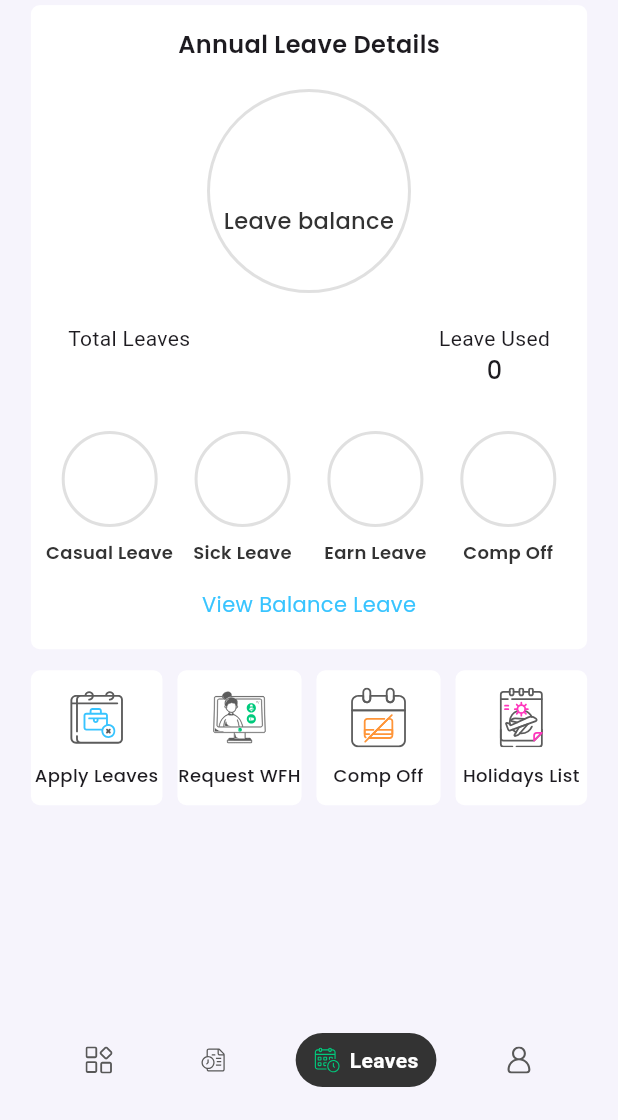
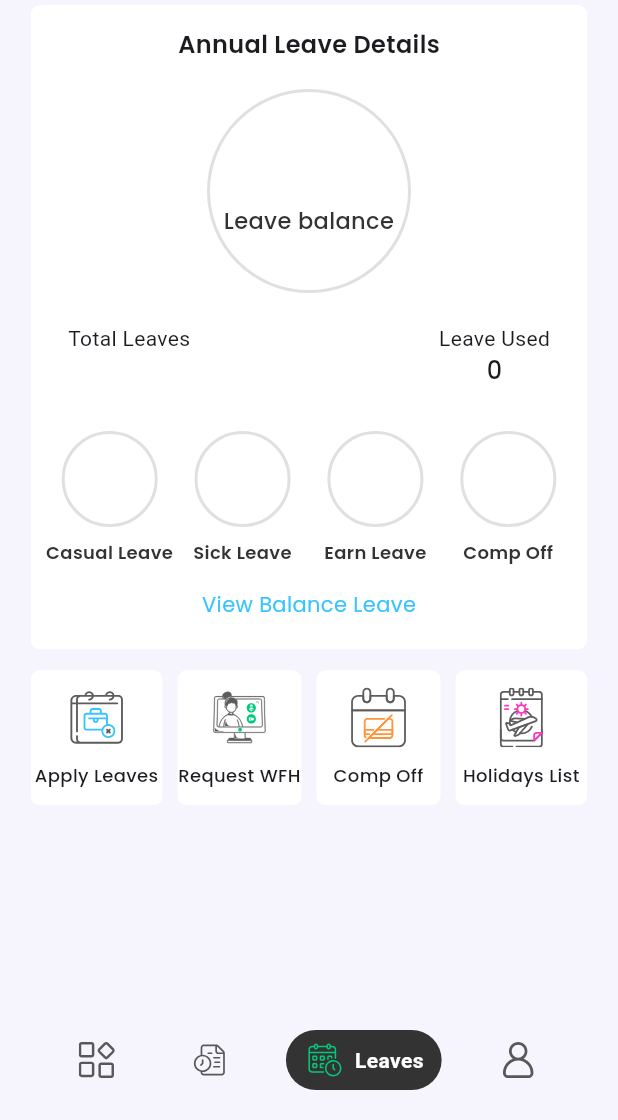
Before and after one commit to CloudCentricPvt/Time_Log, a Flutter app: the HomeScreen screen opened by its route, item 3 of the bottom bar chosen, on a phone screen of 412 x 824 dp, the part 116-1236 px from its top. Run offline on Flutter 3.47's test engine with Material 3 defaults, Android fonts, the phone set to English and light mode, and no system bars; drawn by our look-alikes of percent_indicator; our stand-ins replace connectivity_plus, dropdown_search, firebase_messaging, fl_chart, flutter_svg, get and 6 more; missing offline and left inert: app_settings, dart:ffi, material_dialogs; accounts and stored records are empty; network calls fail.

```diff
--- a/lib/utils/constants/k_drawer_menu.dart
+++ b/lib/utils/constants/k_drawer_menu.dart
@@ -265,7 +265,6 @@ class _CustomDrawerMenuState extends State<CustomDrawerMenu> {
                                           context,
                                           'assets/icons/dash_board.svg',
                                           'Dashboard',
-
                                           0),
                                       _buildMenuItem(
                                           context,
@@ -464,13 +463,13 @@ class _CustomDrawerMenuState extends State<CustomDrawerMenu> {
       onTap: () {
         Navigator.pop(context);
         widget.onMenuTap(index);
-        // Future.delayed(const Duration(milliseconds: 100), () {
-        //   Navigator.pushReplacementNamed(
-        //     context,
-        //     '/home_screen',
-        //     arguments: index,
-        //   );
-        // });
+        Future.delayed(const Duration(milliseconds: 100), () {
+          Navigator.pushReplacementNamed(
+            context,
+            '/home_screen',
+            arguments: index,
+          );
+        });
 
       },
     );
--- a/lib/views/home/home_screen.dart
+++ b/lib/views/home/home_screen.dart
@@ -119,11 +119,11 @@ class _HomeScreenState extends State<HomeScreen> {
                           _buildNavItem(
                             SvgPicture.asset(
                               KAssets.homeIcon,
-                              width: 18,
-                              height: 18,
+                              width: 24,
+                              height: 24,
                               color: _selectedIndex == 0
                                   ? KColors.appPrimary
-                                  : KColors.textColor,
+                                  : KColors.textColor ,
                             ),
                             "Dashboard",
                             0,
@@ -131,8 +131,8 @@ class _HomeScreenState extends State<HomeScreen> {
                           _buildNavItem(
                             SvgPicture.asset(
                               KAssets.timeLoge,
-                              width: 18,
-                              height: 18,
+                              width: 28,
+                              height: 28,
                               color: _selectedIndex == 1
                                   ? KColors.orangeColor
                                   : KColors.textColor,
@@ -143,11 +143,11 @@ class _HomeScreenState extends State<HomeScreen> {
                           _buildNavItem(
                             SvgPicture.asset(
                               KAssets.leaveIcon,
-                              width: 18,
-                              height: 18,
+                              width: 28,
+                              height: 28,
                               color: _selectedIndex == 2
                                   ? KColors.greenColor
-                                  : KColors.textColor,
+                                  :KColors.textColor,
                             ),
                             "Leaves",
                             2,
@@ -155,8 +155,8 @@ class _HomeScreenState extends State<HomeScreen> {
                           _buildNavItem(
                             SvgPicture.asset(
                               KAssets.profileIcon,
-                              width: 18,
-                              height: 18,
+                              width: 28,
+                              height: 28,
                               color: _selectedIndex == 3
                                   ? KColors.appPrimaryYellow
                                   : KColors.textColor,
--- a/lib/views/leaves/leave_screen.dart
+++ b/lib/views/leaves/leave_screen.dart
@@ -54,7 +54,7 @@ class LeaveScreenState extends State<LeaveScreen> {
   double compOffP = 0.0;
   List<UpcomingLeave> leaveList = [];
   List<Holiday> upcomingHolidays = [];
-  int _selectedIndex = 0;
+  int _selectedIndex = 2;
 
   @override
   void initState() {
--- a/lib/views/timelogs/time_logs_screen.dart
+++ b/lib/views/timelogs/time_logs_screen.dart
@@ -53,7 +53,7 @@ class TimeLogsScreenState extends State<TimeLogsScreen> {
   String? selectedTask;
   List<Lstproject> assignProject = [];
   List<String> assignTask = [];
-  int _selectedIndex = 0;
+  int _selectedIndex = 1;
 
   /// time log filter chip functions.....
   int selectedIndex = 0;
```
